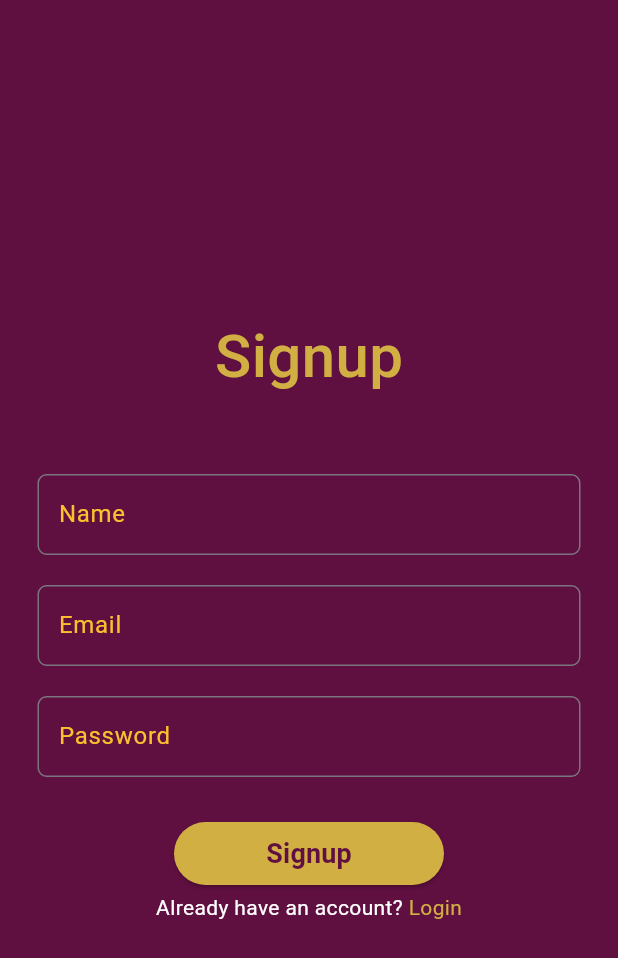
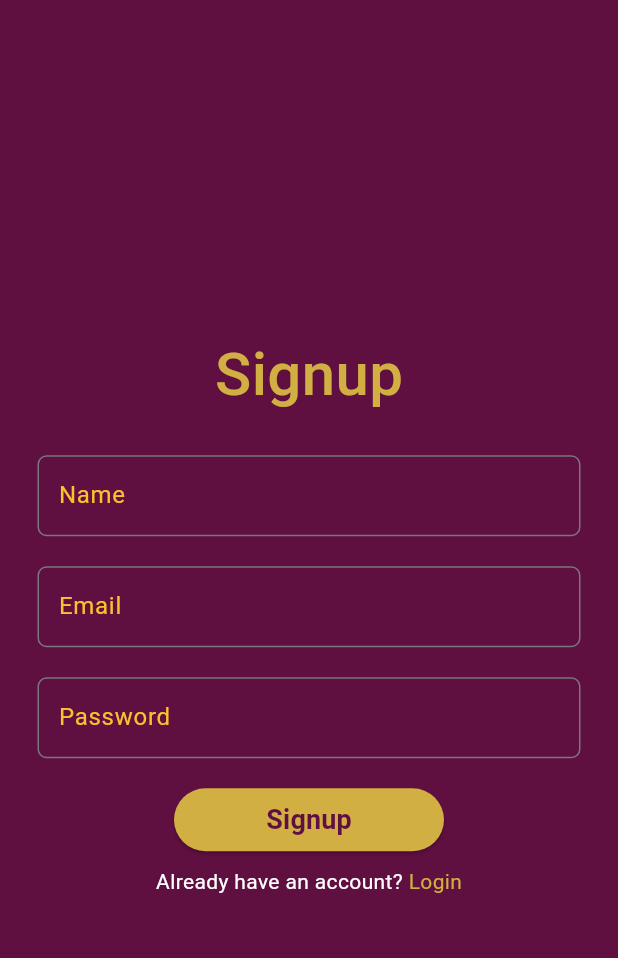
Before and after one commit to Ciapek117/PurrfectShopApp, a Flutter app: the screen it shows after launch, after a tap on "Signup", on a phone screen of 412 x 824 dp. Shown: the top 958 px of the screen. Run offline on Flutter 3.47's test engine with Material 3 defaults, Android fonts, the phone set to English and light mode, and no system bars; our stand-ins replace firebase_auth, firebase_core, google_nav_bar; accounts and stored records are empty; network calls fail.

Commit message:
Login & Signup page fix

```diff
--- a/lib/auth/login_screen.dart
+++ b/lib/auth/login_screen.dart
@@ -54,13 +54,14 @@ class _LoginScreenState extends State<LoginScreen> {
               controller: _password,
               isPassword: true,
             ),
-            const SizedBox(height: 30),
+            const SizedBox(height: 20),
             CustomButton(
               label: "Login",
               onPressed: _login,
             ),
             const SizedBox(height: 5),
             Row(mainAxisAlignment: MainAxisAlignment.center, children: [
+              const SizedBox(height: 30),
                const Text("Don't have an account yet? ", style: TextStyle(color: Colors.white),),
               InkWell(
                 onTap: () => goToSignup(context),
--- a/lib/auth/signup_screen.dart
+++ b/lib/auth/signup_screen.dart
@@ -41,7 +41,7 @@ class _SignupScreenState extends State<SignupScreen> {
             const Text("Signup",
                 style: TextStyle(fontSize: 40, fontWeight: FontWeight.w500, color: Color(0xFFD2AF43))),
             const SizedBox(
-              height: 50,
+              height: 25,
             ),
             CustomTextField(
               hint: "Enter Name",
@@ -61,13 +61,14 @@ class _SignupScreenState extends State<SignupScreen> {
               isPassword: true,
               controller: _password,
             ),
-            const SizedBox(height: 30),
+            const SizedBox(height: 20),
             CustomButton(
               label: "Signup",
               onPressed: _signup,
             ),
             const SizedBox(height: 5),
             Row(mainAxisAlignment: MainAxisAlignment.center, children: [
+              const SizedBox(height: 30),
               const Text("Already have an account? ", style: TextStyle(color: Colors.white),),
               InkWell(
                 onTap: () => goToLogin(context),
```
